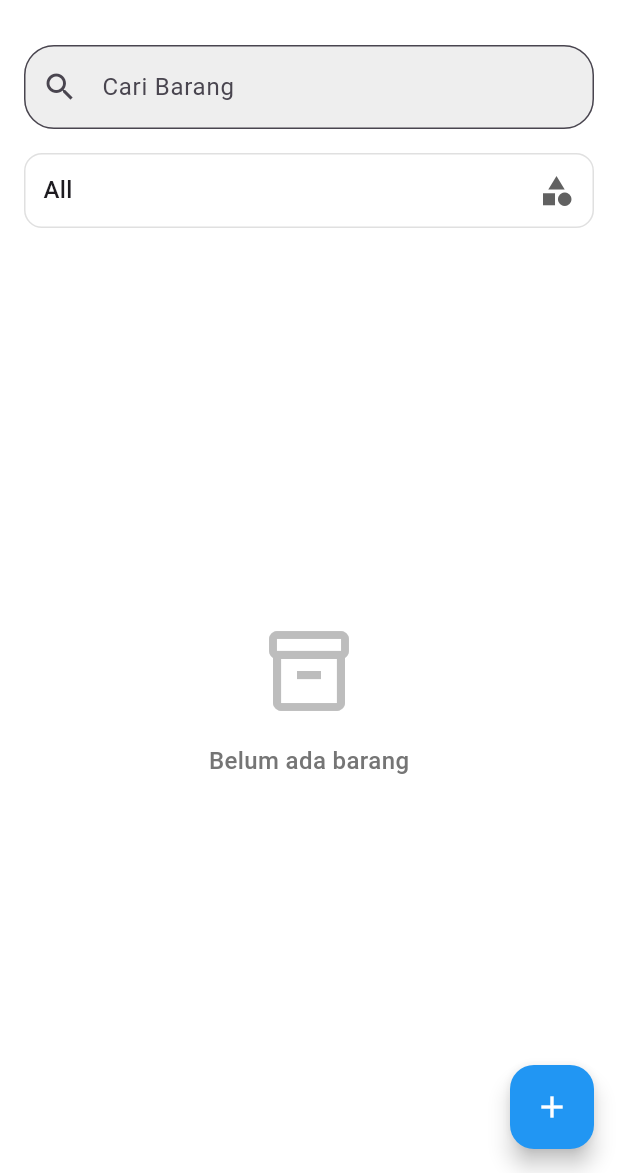
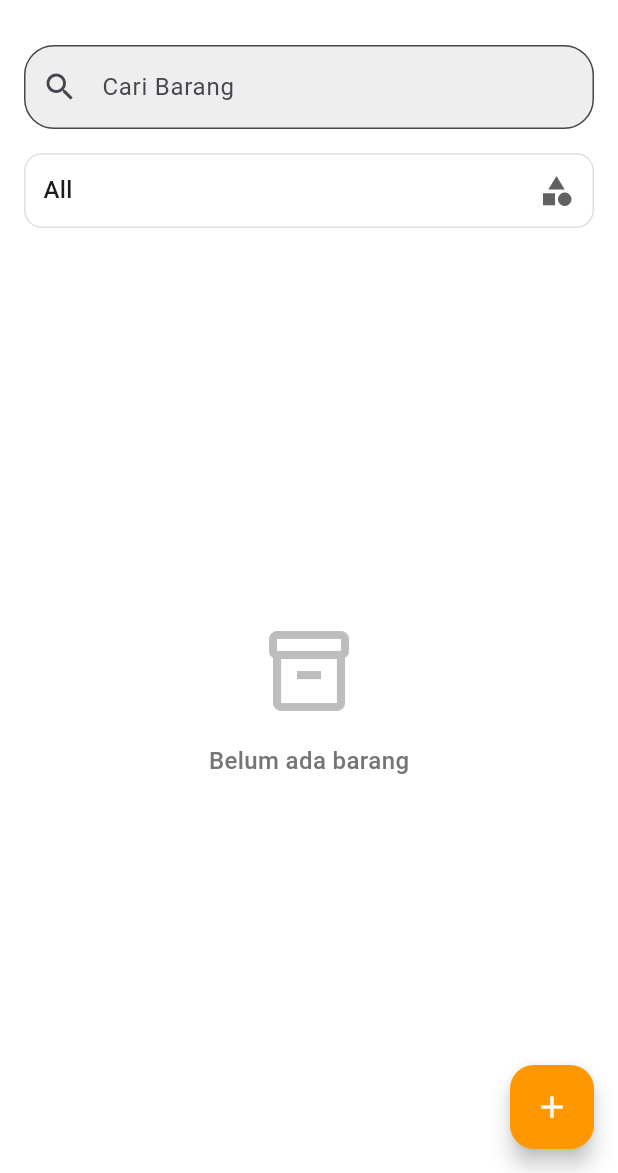
Before and after one commit to MuhamadArifSatriyo/EAS_TekberA_Kelontong.id, a Flutter app: the HomeScreen screen opened by its route, on a phone screen of 412 x 824 dp, the part 63-1236 px from its top. Run offline on Flutter 3.47's test engine with Material 3 defaults, Android fonts, the phone set to English and light mode, and no system bars; our stand-ins replace google_fonts, image_picker, shared_preferences; accounts and stored records are empty.

Commit message:
ubah warna tombol

```diff
--- a/lib/screen/home_screen.dart
+++ b/lib/screen/home_screen.dart
@@ -244,7 +244,7 @@ class _HomeScreenState extends State<HomeScreen> {
             ),
           );
         },
-        backgroundColor: Colors.blue,
+        backgroundColor: Colors.orange,
         child: const Icon(Icons.add, color: Colors.white),
       ),
     );
```
